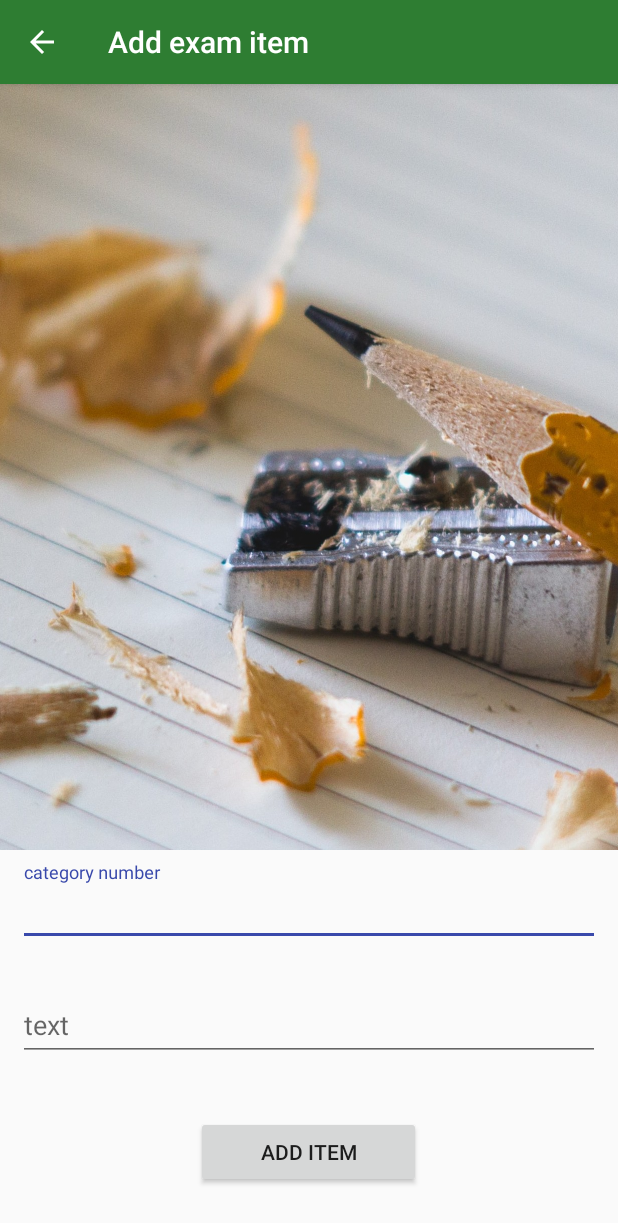
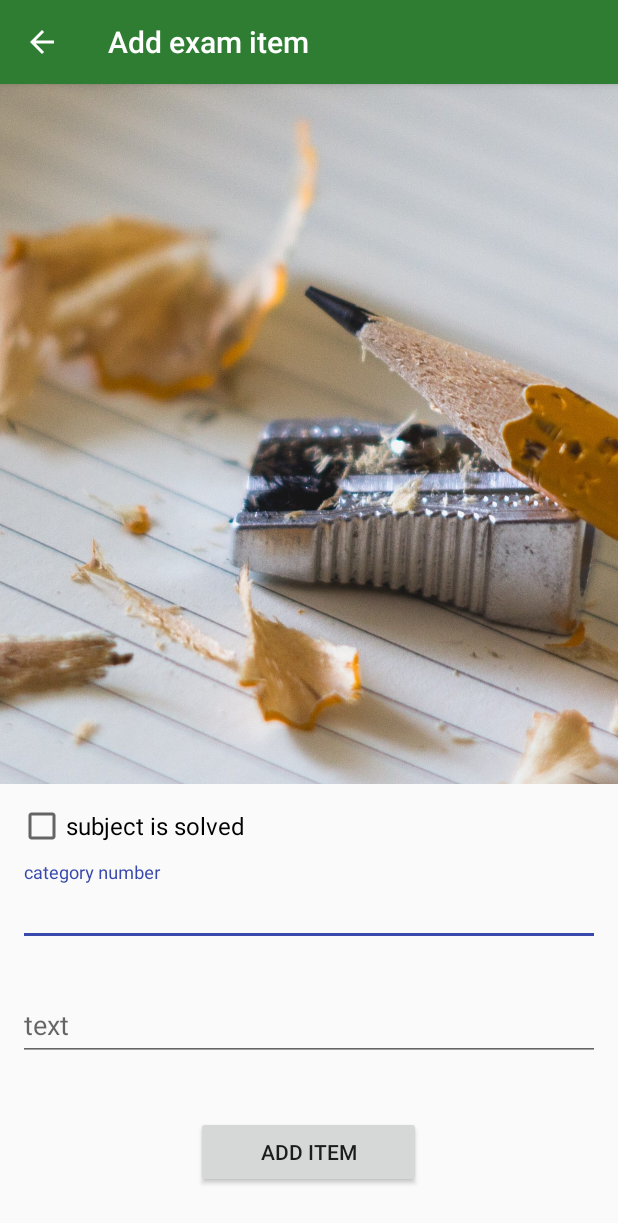
Before and after one commit to remcv/ExamPrep-Android, an Android app: the AddExamItemActivity screen opened directly, with no data from a screen before it, on a phone screen of 412 x 824 dp. Shown: the top 1223 px of the screen. Run offline under Robolectric (Android 15) with nearby library versions, the phone set to English and light mode, and no system bars.

Commit message:
wip on isDone

```diff
--- a/app/src/main/java/remcv/com/github/examprep/AddExamItemActivity.java
+++ b/app/src/main/java/remcv/com/github/examprep/AddExamItemActivity.java
@@ -4,20 +4,25 @@ import androidx.appcompat.app.AppCompatActivity;
 
 import android.content.Intent;
 import android.os.Bundle;
+import android.util.Log;
 import android.widget.Button;
+import android.widget.CheckBox;
 
 import com.google.android.material.textfield.TextInputLayout;
 
+import remcv.com.github.examprep.utils.TableConstants;
 import remcv.com.github.examprep.utils.Utils;
 
 public class AddExamItemActivity extends AppCompatActivity
 {
     // fields - data
+    public static final String TAG = "ExamPrep";
 
     // fields - layout
     private TextInputLayout categoryNumber_TIL;
     private TextInputLayout problem_TIL;
     private Button addItem_Button;
+    private CheckBox subjectIsSolved_CB;
 
     // methods - lifecycle
     @Override
@@ -43,10 +48,14 @@ public class AddExamItemActivity extends AppCompatActivity
         {
             int categoryNumber = Integer.parseInt(categoryNumber_TIL.getEditText().getText().toString());
             String problem = problem_TIL.getEditText().getText().toString();
+            boolean isDone = subjectIsSolved_CB.isChecked();
+
+            Log.d(TAG, "onAddItemButtonClicked: isDone before - " + isDone);
 
             Intent intent = new Intent(AddExamItemActivity.this, MainActivity.class);
-            intent.putExtra("categoryNumber", categoryNumber);
-            intent.putExtra("problem", problem);
+            intent.putExtra(TableConstants.CATEGORY_NUMBER, categoryNumber);
+            intent.putExtra(TableConstants.PROBLEM, problem);
+            intent.putExtra(TableConstants.IS_DONE, isDone);
 
             // set result to pass to MainActivity
             setResult(RESULT_OK, intent);
@@ -68,5 +77,6 @@ public class AddExamItemActivity extends AppCompatActivity
         categoryNumber_TIL = findViewById(R.id.categoryNumberTextInputLayout_AAEI);
         problem_TIL = findViewById(R.id.problemTextInputLayout_AAEI);
         addItem_Button = findViewById(R.id.addItemButton_AAEI);
+        subjectIsSolved_CB = findViewById(R.id.subjectSolvedCheckBox_AAEI);
     }
 }
--- a/app/src/main/java/remcv/com/github/examprep/utils/TableConstants.java
+++ b/app/src/main/java/remcv/com/github/examprep/utils/TableConstants.java
@@ -6,4 +6,5 @@ public interface TableConstants
     public static final String PROBLEM = "problem";
     public static final String INDEX = "index";
     public static final String BUTTON_NAME = "buttonName";
+    public static final String IS_DONE = "isDone";
 }
--- a/app/src/main/java/remcv/com/github/examprep/view/ExamItemAdapter.java
+++ b/app/src/main/java/remcv/com/github/examprep/view/ExamItemAdapter.java
@@ -5,6 +5,7 @@ import android.view.LayoutInflater;
 import android.view.View;
 import android.view.ViewGroup;
 import android.widget.BaseAdapter;
+import android.widget.ImageView;
 import android.widget.TextView;
 
 import java.util.List;
@@ -54,11 +55,16 @@ public class ExamItemAdapter extends BaseAdapter
         // initialize layout
         TextView categoryNumber_TV = oneExamItemView.findViewById(R.id.categoryNumberTextView_EI);
         TextView problem_TV = oneExamItemView.findViewById(R.id.problemTextView_EI);
+        ImageView isDoneImage = oneExamItemView.findViewById(R.id.isDoneImageView_EI);
 
         // put data in view
         ExamItem examItem = list.get(position);
         categoryNumber_TV.setText(String.valueOf(examItem.getCategoryNumber()));
         problem_TV.setText(examItem.getProblem());
+        if (examItem.getIsDone())
+        {
+            isDoneImage.setImageResource(R.drawable.check_icon);
+        }
 
         return oneExamItemView;
     }
--- a/app/src/main/res/layout/activity_add_exam_item.xml
+++ b/app/src/main/res/layout/activity_add_exam_item.xml
@@ -13,8 +13,18 @@
         android:layout_height="0dp"
         android:layout_weight="1"
         android:scaleType="centerCrop"
+        android:layout_marginBottom="12dp"
+        android:src="@drawable/pencil"/>
+
+    <CheckBox
+        android:id="@+id/subjectSolvedCheckBox_AAEI"
+        android:layout_width="match_parent"
+        android:layout_height="wrap_content"
+        android:layout_marginLeft="12dp"
+        android:layout_marginRight="12dp"
         android:layout_marginBottom="8dp"
-        android:src="@drawable/pencil"/>
+        android:textSize="16sp"
+        android:text="@string/subject_is_solved"/>
 
     <com.google.android.material.textfield.TextInputLayout
         android:id="@+id/categoryNumberTextInputLayout_AAEI"
--- a/app/src/main/res/values/strings.xml
+++ b/app/src/main/res/values/strings.xml
@@ -1,3 +1,5 @@
 <resources>
     <string name="app_name">ExamPrep</string>
+    <string name="solved_status">solved</string>
+    <string name="subject_is_solved">subject is solved</string>
 </resources>
```
Also changed, not shown: app/src/main/java/remcv/com/github/examprep/MainActivity.java (+6 -4 lines), app/src/main/java/remcv/com/github/examprep/controller/DatabaseHandler.java (+10 -3 lines), app/src/main/java/remcv/com/github/examprep/model/ExamItem.java (+19 -1 lines), app/src/main/res/layout/activity_main.xml (+42 -3 lines), app/src/main/res/layout/exam_item.xml (+8 -3 lines), app/src/main/res/drawable/check_icon.png (added).
